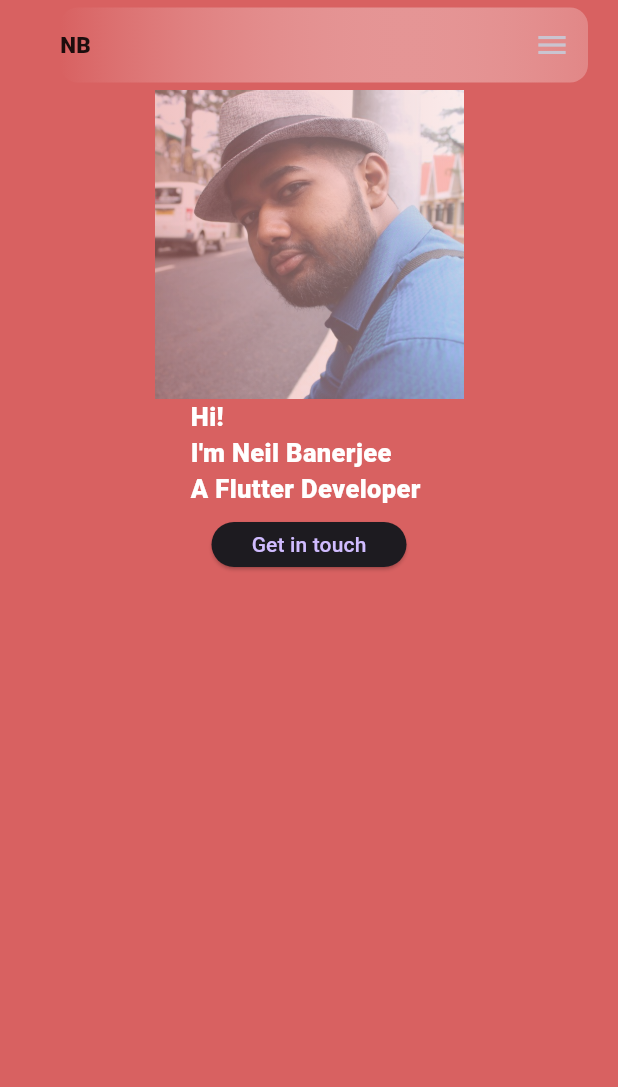
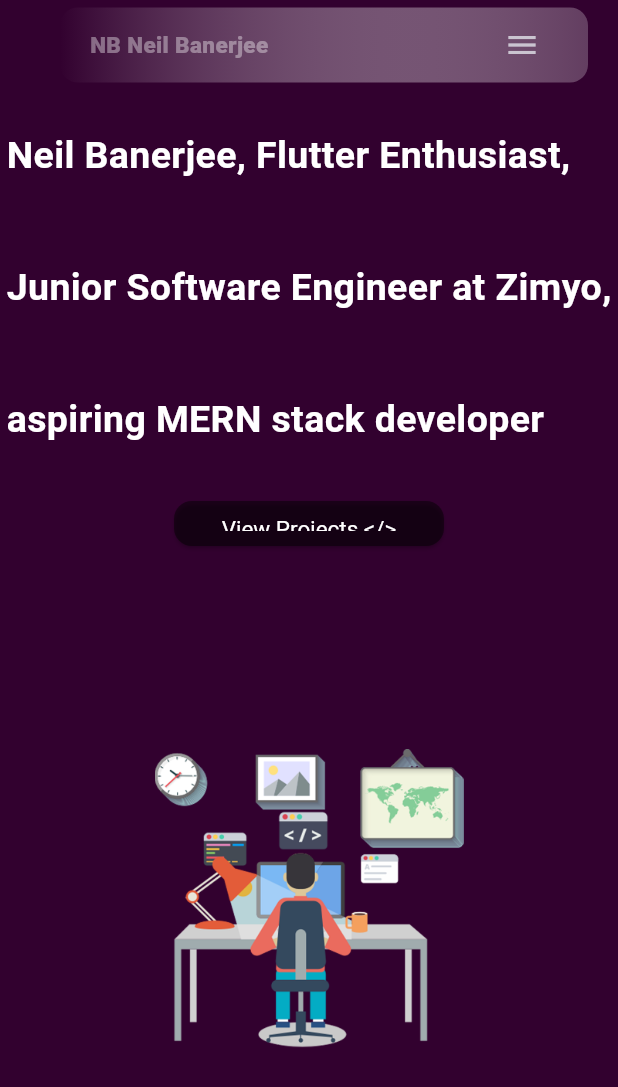
Before and after one commit to NeilBanerjee2002/my_portfolio, a Flutter app: the screen it shows after launch, on a phone screen of 412 x 824 dp. Shown: the top 1087 px of the screen. Run offline on Flutter 3.47's test engine with Material 3 defaults, Android fonts, the phone set to English and light mode, and no system bars.

Commit message:
changed color and layout

```diff
--- a/lib/constants/colors.dart
+++ b/lib/constants/colors.dart
@@ -1,5 +1,5 @@
 import 'dart:ui';
 
 class CustomColor{
-  static const Color scaffoldBG = Color(0xffD86161);
+  static const Color scaffoldBG = Color(0xff32012F);
 }
--- a/lib/constants/size.dart
+++ b/lib/constants/size.dart
@@ -1,2 +1,2 @@
-const double KMinSize = 600;
-const double kMedDesktopWidth = 800;
+const double KMinSize = 1200;
+const double kMedDesktopWidth = 1000;
--- a/lib/pages/home_page.dart
+++ b/lib/pages/home_page.dart
@@ -49,19 +49,20 @@ class _HomePageState extends State<HomePage> {
             else
               const MainMobile(),
             Container(
-              height: 500,
+              height: MediaQuery.of(context).size.height,
               padding: EdgeInsets.fromLTRB(25, 20, 25, 60),
               width: MediaQuery.of(context).size.width,
-              color: Colors.blueGrey,
+              color: Colors.black,
               child: Column(
                 children: [
                   Text(
-                    "What I can do",
+                    "Skills",
                     style: TextStyle(
                         fontSize: 24,
                         fontWeight: FontWeight.bold,
                         color: Colors.white),
                   ),
+                  SizedBox(height: 50,),
                   if(constraints.maxWidth > kMedDesktopWidth)
                     const SkillsDesktop()
                   else
--- a/lib/widgets/HeaderMobile.dart
+++ b/lib/widgets/HeaderMobile.dart
@@ -9,15 +9,17 @@ class HeaderMobile extends StatelessWidget {
   final VoidCallback? onMenuTap;
   @override
   Widget build(BuildContext context) {
-    return  Container(
+    return Container(
       height: 50,
       decoration: kHeaderDecoraton,
       margin: EdgeInsets.fromLTRB(40, 5, 20, 5),
       child: Row(
         children: [
+          SizedBox(width: 20,),
           SiteLogo(onTap: onLogoTap),
           Spacer(),
-          IconButton(icon: Icon(Icons.menu), onPressed: onMenuTap,)
+          IconButton(icon: Icon(Icons.menu), onPressed: onMenuTap,),
+          SizedBox(width: 20,)
         ],
       ),
     );
--- a/lib/widgets/main_mobile.dart
+++ b/lib/widgets/main_mobile.dart
@@ -19,32 +19,49 @@ class MainMobile extends StatelessWidget {
                 Colors.white.withOpacity(0.5)
               ]).createShader(bounds);
             },
-            child: Image.asset(
-              "images/Photo with Hat.jpg",
-              width: MediaQuery.of(context).size.width,
-              height: MediaQuery.of(context).size.height / 4,
-            ),
             blendMode: BlendMode.srcATop,
           ),
           //Intro text
           const Text(
-            "Hi! \nI'm Neil Banerjee \nA Flutter Developer ",
+            "Neil Banerjee, Flutter Enthusiast,\nJunior Software Engineer at Zimyo,"
+                "\naspiring MERN stack developer",
             style: TextStyle(
-              fontWeight: FontWeight.w800,
-              fontSize: 17,
-              color: Colors.white,
-            ),
+                fontWeight: FontWeight.bold,
+                fontSize: 25,
+                color: Colors.white,
+                height: 3.5),
           ),
           const SizedBox(
             height: 10,
           ),
           SizedBox(
             height: 30,
-            width: 130,
+            width: 180,
             child: ElevatedButton(
               onPressed: () {},
-              child: const Text("Get in touch"),
+              style: ElevatedButton.styleFrom(
+                foregroundColor: Colors.white,
+                backgroundColor: Colors.black45, // Text color
+                padding: EdgeInsets.symmetric(
+                    horizontal: 20, vertical: 10), // Padding
+                textStyle: TextStyle(
+                  fontSize: 15,
+                ),
+                shape: RoundedRectangleBorder(
+                  borderRadius:
+                  BorderRadius.circular(12), // Rounded corners
+                ),
+              ),
+              child: const Text("View Projects </>"),
             ),
+          ),
+          const SizedBox(
+            height: 70,
+          ),
+          Image.asset(
+            "images/web-development-web-developer-web-design-software-developer-web-design-94dc52f227aff32b718ce2ef1a63089b.png",
+            width: MediaQuery.of(context).size.width/2,
+            height: MediaQuery.of(context).size.height /2.5,
           ),
         ],
       ),
--- a/lib/widgets/sitelogo.dart
+++ b/lib/widgets/sitelogo.dart
@@ -1,5 +1,3 @@
-
-
 import 'package:flutter/cupertino.dart';
 import 'package:flutter/material.dart';
 
@@ -8,6 +6,15 @@ class SiteLogo extends StatelessWidget {
 
   @override
   Widget build(BuildContext context) {
-    return GestureDetector(onTap: (){}, child: const Text("NB", style: TextStyle(fontSize: 15, fontWeight: FontWeight.w800, color: Colors.black87,),));
+    return GestureDetector(
+        onTap: () {},
+        child: const Text(
+          "NB Neil Banerjee",
+          style: TextStyle(
+            fontSize: 15,
+            fontWeight: FontWeight.w800,
+            color: Colors.white38,
+          ),
+        ));
   }
 }
--- a/lib/widgets/skills_desktop.dart
+++ b/lib/widgets/skills_desktop.dart
@@ -22,7 +22,7 @@ class SkillsDesktop extends StatelessWidget {
                   width: 200,
                   decoration: BoxDecoration(
                     borderRadius: BorderRadius.circular(5),
-                    color: Colors.grey,
+                    color: Color(0xff344C64),
                   ),
                   child: ListTile(
                     contentPadding: EdgeInsets.symmetric(
```
Also changed, not shown: lib/constants/skill_items.dart (+12 -1 lines), lib/widgets/HeaderDesktop.dart (+13 -3 lines), lib/widgets/main_desktop.dart (+26 -12 lines), images/Css.png (added), images/HTML5.png (added), images/Node.png (added), images/React.png (added), images/web-development-web-developer-web-design-software-developer-web-design-94dc52f227aff32b718ce2ef1a63089b.png (added).
